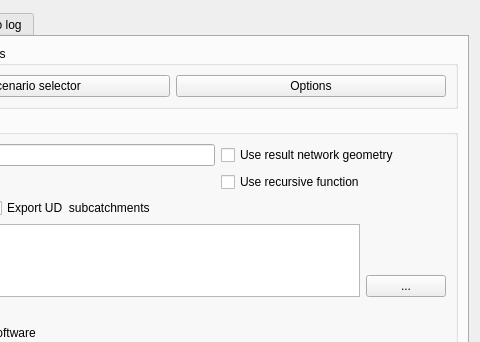
Before: the Qt Designer form ui/file_manager.ui in Giswater/giswater_qgis_plugin, drawn with Qt 5; both pictures show x 135 to 615 and y 0 to 342 of the 615 by 537 pixel window.
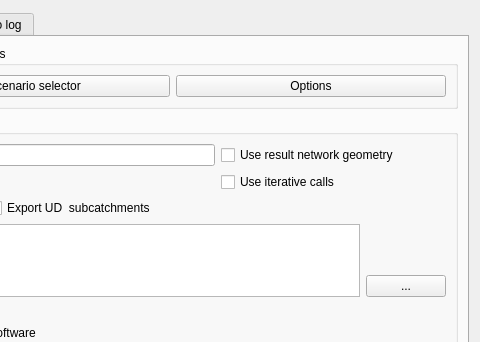
After: the same form once the commit is applied.

Commit message: rename recursive to iteration

What changed in the file:
```diff
--- a/ui/file_manager.ui
+++ b/ui/file_manager.ui
@@ -169,7 +169,7 @@
               <item row="1" column="2">
                <widget class="QCheckBox" name="chk_recurrent">
                 <property name="text">
-                 <string>Use recursive function</string>
+                 <string>Use iterative calls</string>
                 </property>
                </widget>
               </item>
```
The commit also changes 3 other files.
